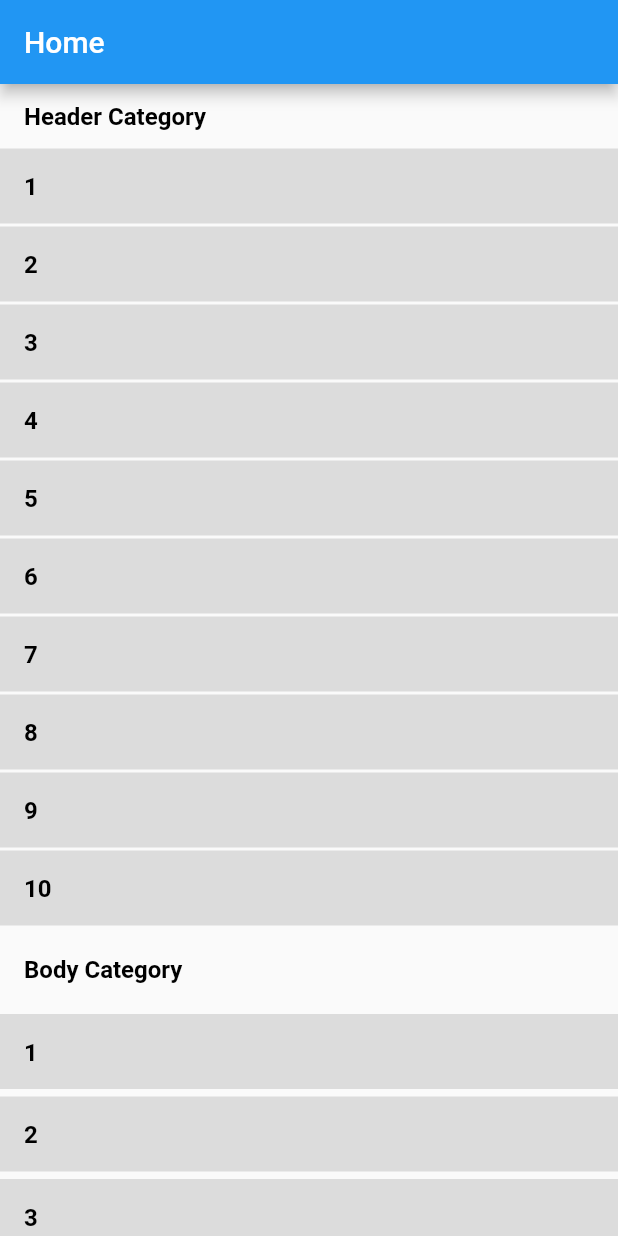
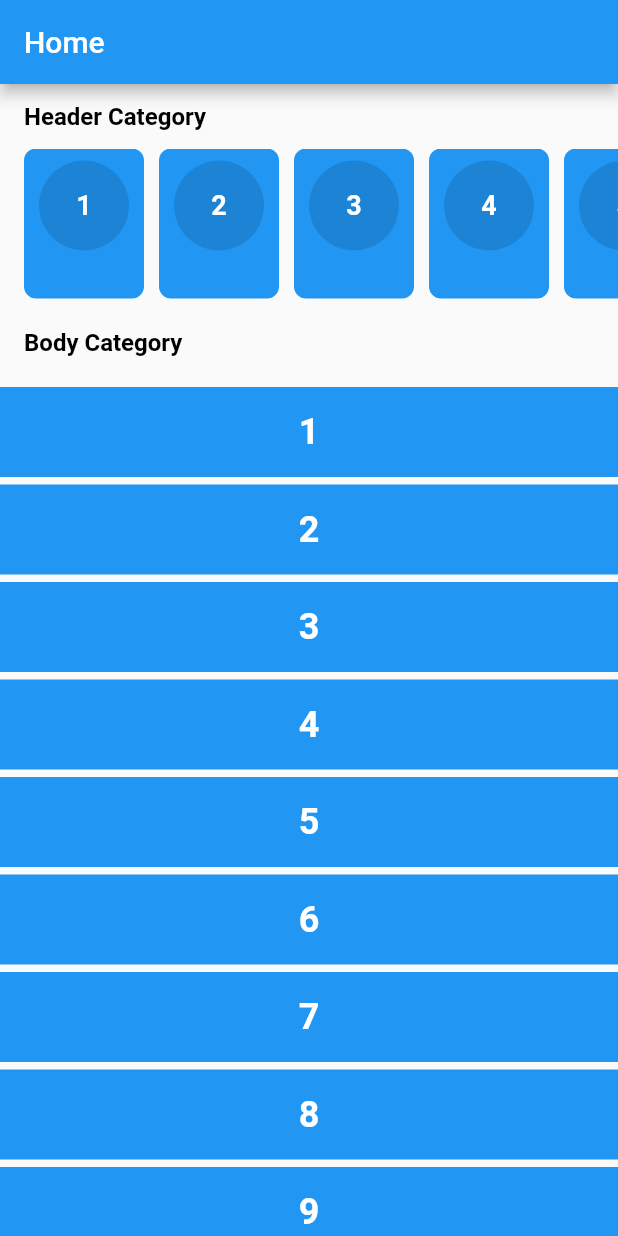
Before and after one commit to Mohiuddin655-DEV/flutter_list_view, a Flutter app: the screen it shows after launch, on a phone screen of 412 x 824 dp. Run offline on Flutter 3.47's test engine with Material 2 defaults, Android fonts, the phone set to English and light mode, and no system bars.

Commit message:
v-5.0.0 [Multiple ListView inside the Column]

```diff
--- a/lib/main.dart
+++ b/lib/main.dart
@@ -1,3 +1,4 @@
+import 'package:flutter/gestures.dart';
 import 'package:flutter/material.dart';
 
 void main() {
@@ -58,17 +59,20 @@ class HomeBody extends StatelessWidget {
               ),
             ),
           ),
-          ListView.separated(
-            scrollDirection: Axis.vertical,
+          SizedBox(
+            height: 100,
+            child: ListView.separated(
+              scrollDirection: Axis.horizontal,
               shrinkWrap: true,
-            physics: const NeverScrollableScrollPhysics(),
+              padding: const EdgeInsets.symmetric(horizontal: 16),
               itemCount: items.length,
               itemBuilder: (context, index) {
-              return ListItemA(item: items[index]);
+                return CircleListItem(item: items[index]);
               },
               separatorBuilder: (context, index) {
-              return const SizedBox(height: 2);
+                return const SizedBox(height: 5, width: 10);
               },
+            ),
           ),
           Container(
             margin: const EdgeInsets.symmetric(vertical: 8),
@@ -89,7 +93,7 @@ class HomeBody extends StatelessWidget {
             physics: const NeverScrollableScrollPhysics(),
             itemCount: 100,
             itemBuilder: (BuildContext context, int index) {
-              return ListItemA(item: index + 1);
+              return RectangleListItem(item: index + 1);
             },
             separatorBuilder: (context, index) {
               return const SizedBox(height: 5);
@@ -101,8 +105,48 @@ class HomeBody extends StatelessWidget {
   }
 }
 
-class ListItemA extends StatelessWidget {
-  const ListItemA({
+class CircleListItem extends StatelessWidget {
+  const CircleListItem({Key? key, required this.item}) : super(key: key);
+
+  final int item;
+
+  @override
+  Widget build(BuildContext context) {
+    return Container(
+      width: 80,
+      alignment: Alignment.center,
+      decoration: BoxDecoration(
+        borderRadius: BorderRadius.circular(8),
+        color: Colors.blue,
+      ),
+      child: Column(
+        children: [
+          Container(
+            width: 60,
+            height: 60,
+            margin: const EdgeInsets.all(8),
+            alignment: Alignment.center,
+            decoration: const BoxDecoration(
+              shape: BoxShape.circle,
+              color: Colors.black12,
+            ),
+            child: Text(
+              "$item",
+              style: const TextStyle(
+                color: Colors.white,
+                fontWeight: FontWeight.bold,
+                fontSize: 18,
+              ),
+            ),
+          ),
+        ],
+      ),
+    );
+  }
+}
+
+class RectangleListItem extends StatelessWidget {
+  const RectangleListItem({
     Key? key,
     required this.item,
   }) : super(key: key);
@@ -113,16 +157,16 @@ class ListItemA extends StatelessWidget {
   Widget build(BuildContext context) {
     return Container(
       padding: const EdgeInsets.all(16),
-      height: 50,
       width: double.infinity,
       decoration: const BoxDecoration(
-        color: Colors.black12,
+        color: Colors.blue,
       ),
+      alignment: Alignment.center,
       child: Text(
         "$item",
         style: const TextStyle(
-          color: Colors.black,
-          fontSize: 16,
+          color: Colors.white,
+          fontSize: 24,
           fontWeight: FontWeight.bold,
         ),
       ),
```
Lines whose indentation alone changed are shown as unchanged.
